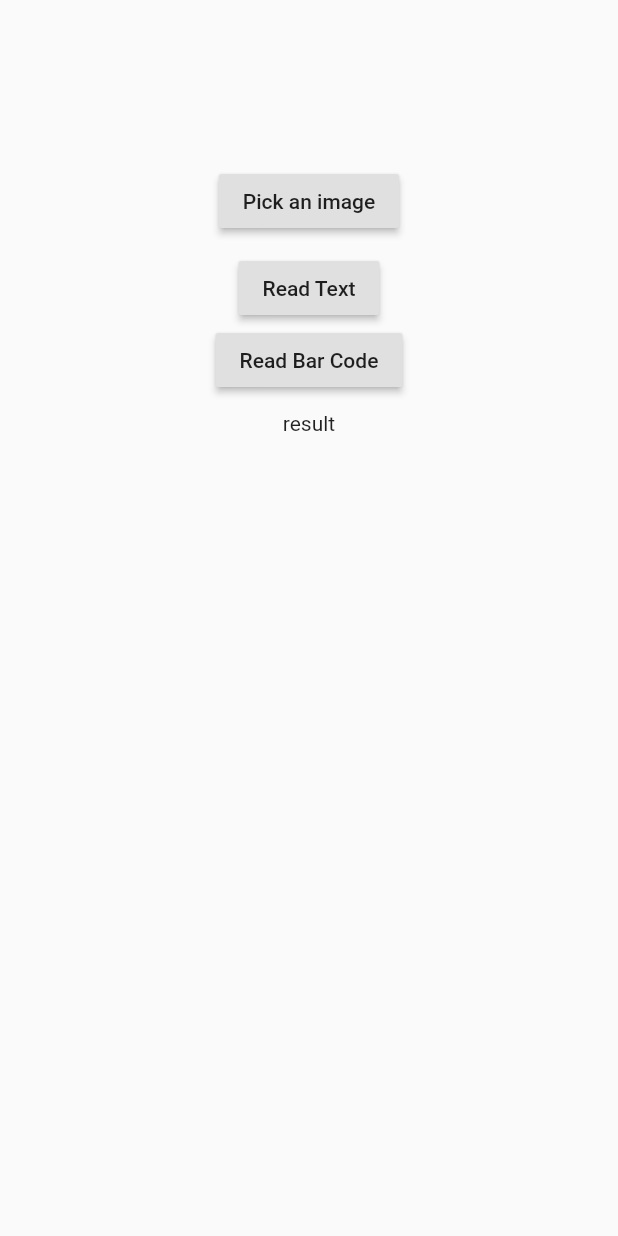
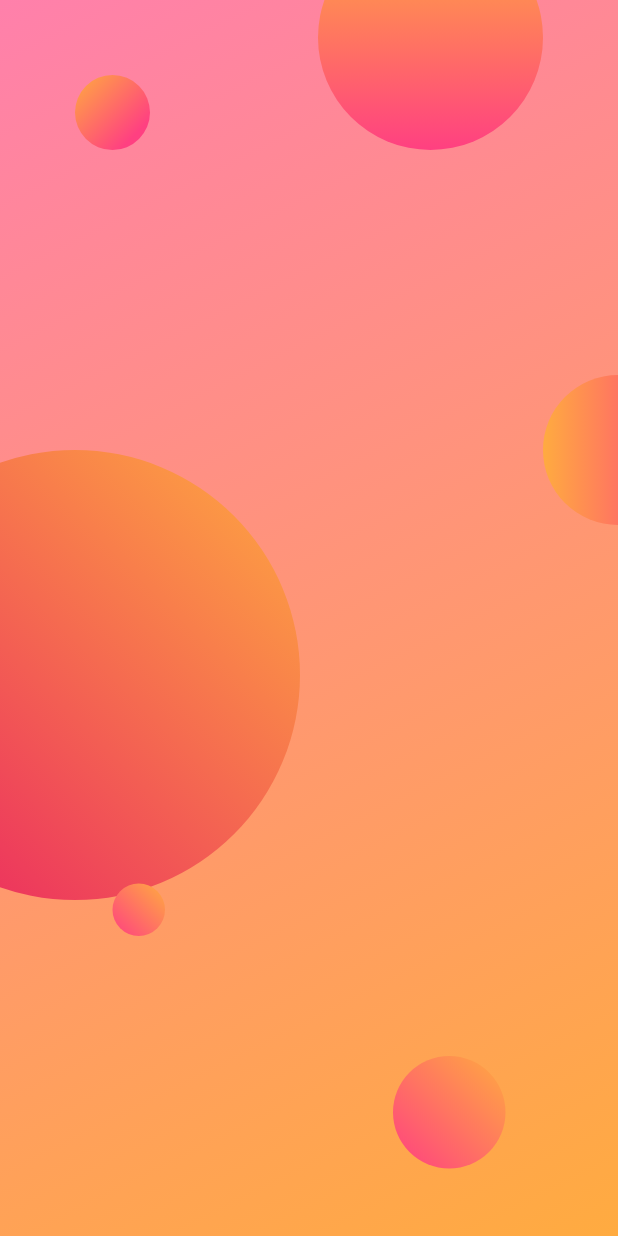
Before and after one commit to jerielverissimo/vision, a Flutter app: the screen it shows after launch, on a phone screen of 412 x 824 dp. Run offline on Flutter 3.47's test engine with Material 2 defaults, Android fonts, the phone set to English and light mode, and no system bars; our stand-ins replace image_picker; missing offline and left inert: firebase_ml_vision; accounts and stored records are empty.

Commit message:
Building background

```diff
--- a/lib/main.dart
+++ b/lib/main.dart
@@ -4,6 +4,7 @@ import 'package:flutter/material.dart';
 import 'package:image_picker/image_picker.dart';
 import 'package:firebase_ml_vision/firebase_ml_vision.dart';
 import 'src/ui/teste.dart';
+import 'src/ui/scanner.dart';
 
 void main() => runApp(MyApp());
 
@@ -13,7 +14,7 @@ class MyApp extends StatelessWidget {
     return MaterialApp(
         debugShowCheckedModeBanner: false,
         //home: PictureScanner(),
-        home: MyHomePage(),
+        home: Scanner(),
     );
   }
 }
--- /dev/null
+++ b/lib/src/ui/scanner.dart
@@ -0,0 +1,92 @@
+import 'package:flutter/material.dart';
+
+class Scanner extends StatelessWidget {
+  static const pink = Color(0xffff4081);
+  static const orange = Color(0xffffab40);
+
+  Positioned _build_circle(Color first, Color second,
+      {double top,
+      double left,
+      double bottom,
+      double right,
+      double width,
+      double height,
+      Alignment begin,
+      Alignment end,
+      List<double> stops}) {
+    return Positioned(
+      top: top,
+      left: left,
+      bottom: bottom,
+      right: right,
+      child: Container(
+        width: width,
+        height: height,
+        decoration: BoxDecoration(
+            shape: BoxShape.circle,
+            gradient: LinearGradient(
+                begin: begin, end: end, stops: stops, colors: [first, second])),
+      ),
+    );
+  }
+
+  @override
+  Widget build(BuildContext context) {
+    return Container(
+      decoration: BoxDecoration(
+          gradient: LinearGradient(
+              begin: Alignment.topLeft,
+              end: Alignment.bottomRight,
+              colors: [Color(0xffff80ab), Color(0xffffab40)])),
+      child: Stack(
+        children: <Widget>[
+          _build_circle(Color(0xffffab40), Color(0xffe91e63),
+              top: 300.0,
+              left: -100,
+              width: 300,
+              height: 300,
+              begin: Alignment.topRight,
+              end: Alignment.bottomLeft),
+          _build_circle(orange, pink,
+              top: 50.0,
+              left: 50,
+              width: 50,
+              height: 50,
+              begin: Alignment.topLeft,
+              end: Alignment.bottomRight,
+              stops: [.0, .8]),
+          _build_circle(pink, orange,
+              bottom: 200,
+              left: 75,
+              width: 35,
+              height: 35,
+              begin: Alignment.bottomLeft,
+              end: Alignment.topRight),
+          _build_circle(pink, orange,
+              bottom: 45,
+              right: 75,
+              width: 75,
+              height: 75,
+              begin: Alignment.bottomLeft,
+              end: Alignment.topRight),
+          _build_circle(pink, orange,
+              top: 250,
+              right: -50,
+              width: 100,
+              height: 100,
+              stops: [0, 1],
+              begin: Alignment.centerRight,
+              end: Alignment.centerLeft),
+          _build_circle(pink, orange,
+              top: -50,
+              right: 50,
+              width: 150,
+              height: 150,
+              stops: [0, 1],
+              begin: Alignment.bottomCenter,
+              end: Alignment.topCenter),
+        ],
+      ),
+    );
+  }
+}
```
